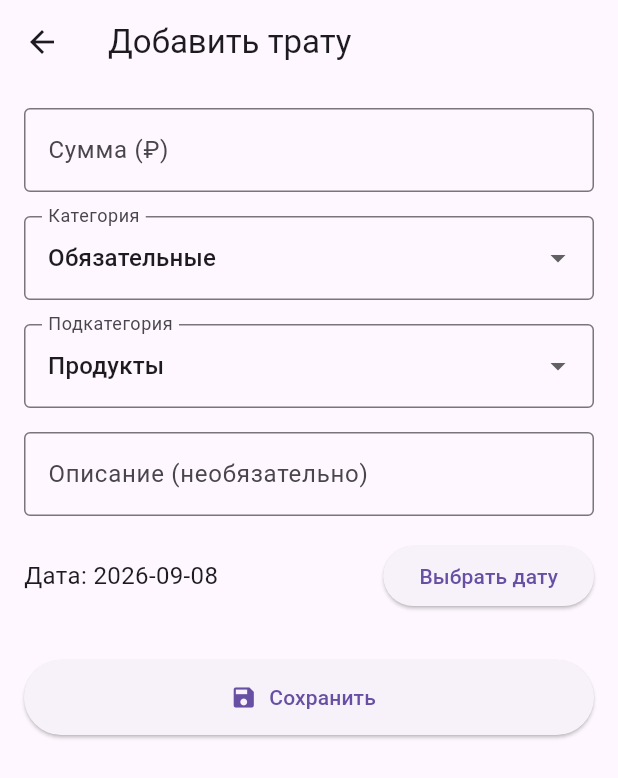
After one commit to AlexeyHrulyow/SpentlyApp, a Flutter app: the screen it shows after launch, after a tap on the "chevron left" icon, after a tap on the "chevron right" icon, after a tap on the "add" icon, on a phone screen of 412 x 824 dp. The commit adds this screen. Shown: the top 778 px of the screen. Run offline on Flutter 3.47's test engine with Material 3 defaults, Android fonts, the phone set to English and light mode, and no system bars; our stand-ins replace sqflite; accounts and stored records are empty.

Commit message:
beta v0.0.2
- Очищены лишние файлы;
- Добавлен домашний (home screen) c тратами за выбранный месяц;
- Добавлен экран добавления траты (add expense screen);
- Реализовано добавление и сохранение новых трат.

```diff
--- /dev/null
+++ b/lib/screens/add_expense_screen.dart
@@ -0,0 +1,232 @@
+// lib/screens/add_expense_screen.dart
+
+import 'package:flutter/material.dart';
+import '../models/expense.dart';
+import '../database/database_helper.dart';
+
+class AddExpenseScreen extends StatefulWidget {
+  @override
+  _AddExpenseScreenState createState() => _AddExpenseScreenState();
+}
+
+class _AddExpenseScreenState extends State<AddExpenseScreen> {
+  // Контроллеры для полей ввода
+  final _amountController = TextEditingController();
+  final _descriptionController = TextEditingController();
+
+  // Переменные для хранения выбранных значений
+  String _selectedCategory = 'fixed';   // по умолчанию 'fixed'
+  String _selectedSubcategory = 'products';
+  DateTime _selectedDate = DateTime.now();
+
+  // Список подкатегорий для 'fixed'
+  final List<String> fixedSubcategories = [
+    'communal',
+    'products',
+    'supplies', // расходники
+    'transport',
+    'health',
+    'education',
+  ];
+
+  // Список подкатегорий для 'personal'
+  final List<String> personalSubcategories = [
+    'restaurant',
+    'fastfood',
+    'snacks',
+    'entertainment',
+    'gadgets',
+    'clothes',
+  ];
+
+  // Метод для сохранения траты
+  Future<void> _saveExpense() async {
+    // Считываем сумму из поля (преобразуем String в double)
+    double amount = double.tryParse(_amountController.text) ?? 0.0;
+    if (amount <= 0) {
+      // Показываем ошибку, если сумма невалидна
+      ScaffoldMessenger.of(context).showSnackBar(
+        SnackBar(content: Text('Введите корректную сумму')),
+      );
+      return;
+    }
+
+    // Создаём объект Expense
+    Expense newExpense = Expense(
+      amount: amount,
+      category: _selectedCategory,
+      subcategory: _selectedSubcategory,
+      description: _descriptionController.text,
+      date: _selectedDate,
+    );
+
+    // Вставляем в БД
+    int id = await DatabaseHelper.instance.insertTransaction(newExpense);
+    print('Добавлена трата с id: $id');
+
+    // Возвращаемся на предыдущий экран (передаём сигнал об обновлении)
+    // ignore: use_build_context_synchronously
+    Navigator.pop(context, true);
+  }
+
+  @override
+  Widget build(BuildContext context) {
+    return Scaffold(
+      appBar: AppBar(
+        title: Text('Добавить трату'),
+      ),
+      body: Padding(
+        padding: const EdgeInsets.all(16.0),
+        child: Column(
+          crossAxisAlignment: CrossAxisAlignment.start,
+          children: [
+            // Поле для суммы
+            TextField(
+              controller: _amountController,
+              keyboardType: TextInputType.number,
+              decoration: InputDecoration(
+                labelText: 'Сумма (₽)',
+                border: OutlineInputBorder(),
+              ),
+            ),
+            SizedBox(height: 16),
+
+            // Выбор категории (fixed / personal)
+            DropdownButtonFormField<String>(
+              initialValue: _selectedCategory,
+              items: ['fixed', 'personal'].map((category) {
+                return DropdownMenuItem(
+                  value: category,
+                  child: Text(category == 'fixed' ? 'Обязательные' : 'Личные'),
+                );
+              }).toList(),
+              onChanged: (newValue) {
+                setState(() {
+                  _selectedCategory = newValue!;
+                  // При смене категории сбрасываем подкатегорию на первую из списка
+                  _selectedSubcategory = _getSubcategories().first;
+                });
+              },
+              decoration: InputDecoration(
+                labelText: 'Категория',
+                border: OutlineInputBorder(),
+              ),
+            ),
+            SizedBox(height: 16),
+
+            // Выбор подкатегории (зависит от выбранной категории)
+            DropdownButtonFormField<String>(
+              initialValue: _selectedSubcategory,
+              items: _getSubcategories().map((sub) {
+                return DropdownMenuItem(
+                  value: sub,
+                  child: Text(_translateSubcategory(sub)),
+                );
+              }).toList(),
+              onChanged: (newValue) {
+                setState(() {
+                  _selectedSubcategory = newValue!;
+                });
+              },
+              decoration: InputDecoration(
+                labelText: 'Подкатегория',
+                border: OutlineInputBorder(),
+              ),
+            ),
+            SizedBox(height: 16),
+
+            // Поле для описания
+            TextField(
+              controller: _descriptionController,
+              decoration: InputDecoration(
+                labelText: 'Описание (необязательно)',
+                border: OutlineInputBorder(),
+              ),
+            ),
+            SizedBox(height: 16),
+
+            // Выбор даты
+            Row(
+              children: [
+                Text(
+                  'Дата: ${_selectedDate.toLocal().toString().split(' ')[0]}',
+                  style: TextStyle(fontSize: 16),
+                ),
+                Spacer(),
+                ElevatedButton(
+                  onPressed: () async {
+                    // Открываем диалог выбора даты
+                    DateTime? picked = await showDatePicker(
+                      context: context,
+                      initialDate: _selectedDate,
+                      firstDate: DateTime(2020),
+                      lastDate: DateTime.now(),
+                    );
+                    if (picked != null) {
+                      setState(() {
+                        _selectedDate = picked;
+                      });
+                    }
+                  },
+                  child: Text('Выбрать дату'),
+                ),
+              ],
+            ),
+            SizedBox(height: 32),
+
+            // Кнопка сохранения
+            Center(
+              child: ElevatedButton.icon(
+                onPressed: _saveExpense,
+                icon: Icon(Icons.save),
+                label: Text('Сохранить'),
+                style: ElevatedButton.styleFrom(
+                  minimumSize: Size(double.infinity, 50),
+                ),
+              ),
+            ),
+          ],
+        ),
+      ),
+    );
+  }
+
+  // Вспомогательный метод: возвращает список подкатегорий в зависимости от категории
+  List<String> _getSubcategories() {
+    return _selectedCategory == 'fixed'
+        ? fixedSubcategories
+        : personalSubcategories;
+  }
+
+  // Вспомогательный метод: перевод подкатегорий на русский для отображения
+  String _translateSubcategory(String sub) {
+    switch (sub) {
+      case 'communal':
+        return 'Коммуналка';
+      case 'products':
+        return 'Продукты';
+      case 'supplies':
+        return 'Расходники';
+      case 'transport':
+        return 'Транспорт';
+      case 'health':
+        return 'Здоровье';
+      case 'education':
+        return 'Образование';
+      case 'restaurant':
+        return 'Ресторан';
+      case 'fastfood':
+        return 'Фастфуд';
+      case 'snacks':
+        return 'Вкусняшки';
+      case 'entertainment':
+        return 'Развлечения';
+      case 'gadgets':
+        return 'Техника';
+      case 'clothes':
+        return 'Одежда';
+      default:
+        return sub;
+    }
+  }
+}
--- /dev/null
+++ b/lib/screens/home_screen.dart
@@ -0,0 +1,304 @@
+// lib/screens/home_screen.dart
+
+import 'package:flutter/material.dart';
+import '../database/database_helper.dart';
+import '../models/expense.dart';
+import 'add_expense_screen.dart';
+
+class HomeScreen extends StatefulWidget {
+  @override
+  _HomeScreenState createState() => _HomeScreenState();
+}
+
+class _HomeScreenState extends State<HomeScreen> {
+  // Текущий месяц (год и месяц)
+  int _currentYear = DateTime.now().year;
+  int _currentMonth = DateTime.now().month;
+
+  // Список трат за текущий месяц
+  List<Expense> _expenses = [];
+  // Итоговые суммы
+  double _total = 0.0;
+  double _totalFixed = 0.0;
+  double _totalPersonal = 0.0;
+
+  bool _isLoading = true;
+
+  @override
+  void initState() {
+    super.initState();
+    _loadData();
+  }
+
+  // Загрузка данных из БД
+  Future<void> _loadData() async {
+    setState(() {
+      _isLoading = true;
+    });
+
+    // Получаем траты за месяц
+    List<Expense> expenses = await DatabaseHelper.instance.getTransactionsForMonth(
+      _currentYear,
+      _currentMonth,
+    );
+
+    // Считаем суммы
+    double total = 0.0;
+    double fixed = 0.0;
+    double personal = 0.0;
+    for (var e in expenses) {
+      total += e.amount;
+      if (e.category == 'fixed') {
+        fixed += e.amount;
+      } else {
+        personal += e.amount;
+      }
+    }
+
+    setState(() {
+      _expenses = expenses;
+      _total = total;
+      _totalFixed = fixed;
+      _totalPersonal = personal;
+      _isLoading = false;
+    });
+  }
+
+  // Переключение месяца
+  void _changeMonth(int offset) {
+    setState(() {
+      _currentMonth += offset;
+      if (_currentMonth > 12) {
+        _currentMonth = 1;
+        _currentYear++;
+      } else if (_currentMonth < 1) {
+        _currentMonth = 12;
+        _currentYear--;
+      }
+    });
+    _loadData();
+  }
+
+  // Удаление траты (с подтверждением)
+  Future<void> _deleteExpense(int id) async {
+    bool? confirm = await showDialog(
+      context: context,
+      builder: (context) => AlertDialog(
+        title: Text('Удалить трату?'),
+        content: Text('Вы уверены?'),
+        actions: [
+          TextButton(
+            onPressed: () => Navigator.pop(context, false),
+            child: Text('Отмена'),
+          ),
+          TextButton(
+            onPressed: () => Navigator.pop(context, true),
+            child: Text('Удалить'),
+          ),
+        ],
+      ),
+    );
+    if (confirm == true) {
+      await DatabaseHelper.instance.deleteTransaction(id);
+      _loadData(); // обновляем список
+      ScaffoldMessenger.of(context).showSnackBar(
+        SnackBar(content: Text('Трата удалена')),
+      );
+    }
+  }
+
+  @override
+  Widget build(BuildContext context) {
+    return Scaffold(
+      appBar: AppBar(
+        title: Text('Spently'),
+        actions: [
+          // Кнопка для обновления (на случай, если данные не обновились)
+          IconButton(
+            icon: Icon(Icons.refresh),
+            onPressed: _loadData,
+          ),
+        ],
+      ),
+      body: _isLoading
+          ? Center(child: CircularProgressIndicator())
+          : Column(
+              children: [
+                // Сводка за месяц
+                _buildSummary(),
+                // Список трат
+                Expanded(
+                  child: _expenses.isEmpty
+                      ? Center(
+                          child: Text(
+                            'Нет трат за этот месяц',
+                            style: TextStyle(fontSize: 16, color: Colors.grey),
+                          ),
+                        )
+                      : ListView.builder(
+                          itemCount: _expenses.length,
+                          itemBuilder: (context, index) {
+                            final expense = _expenses[index];
+                            return _buildExpenseItem(expense);
+                          },
+                        ),
+                ),
+              ],
+            ),
+      floatingActionButton: FloatingActionButton(
+        onPressed: () async {
+          // Переход на экран добавления и ожидание результата
+          bool? result = await Navigator.push(
+            context,
+            MaterialPageRoute(builder: (context) => AddExpenseScreen()),
+          );
+          if (result == true) {
+            // Если пользователь сохранил трату — обновляем данные
+            _loadData();
+          }
+        },
+        child: Icon(Icons.add),
+        tooltip: 'Добавить трату',
+      ),
+    );
+  }
+
+  // Виджет сводки (итоги за месяц)
+  Widget _buildSummary() {
+    String monthName = _getMonthName(_currentMonth);
+    return Container(
+      padding: EdgeInsets.all(16),
+      decoration: BoxDecoration(
+        color: Colors.blue.shade50,
+        borderRadius: BorderRadius.vertical(bottom: Radius.circular(16)),
+      ),
+      child: Column(
+        crossAxisAlignment: CrossAxisAlignment.start,
+        children: [
+          // Переключатель месяца
+          Row(
+            mainAxisAlignment: MainAxisAlignment.spaceBetween,
+            children: [
+              IconButton(
+                icon: Icon(Icons.chevron_left),
+                onPressed: () => _changeMonth(-1),
+              ),
+              Text(
+                '$monthName $_currentYear',
+                style: TextStyle(fontSize: 20, fontWeight: FontWeight.bold),
+              ),
+              IconButton(
+                icon: Icon(Icons.chevron_right),
+                onPressed: () => _changeMonth(1),
+              ),
+            ],
+          ),
+          SizedBox(height: 8),
+          // Общая сумма
+          Row(
+            mainAxisAlignment: MainAxisAlignment.spaceBetween,
+            children: [
+              Text('Всего:', style: TextStyle(fontSize: 16)),
+              Text(
+                '${_total.toStringAsFixed(2)} ₽',
+                style: TextStyle(fontSize: 20, fontWeight: FontWeight.bold),
+              ),
+            ],
+          ),
+          SizedBox(height: 4),
+          Row(
+            mainAxisAlignment: MainAxisAlignment.spaceBetween,
+            children: [
+              Text('Обязательные:', style: TextStyle(fontSize: 14, color: Colors.grey.shade700)),
+              Text(
+                '${_totalFixed.toStringAsFixed(2)} ₽',
+                style: TextStyle(fontSize: 16, color: Colors.grey.shade800),
+              ),
+            ],
+          ),
+          Row(
+            mainAxisAlignment: MainAxisAlignment.spaceBetween,
+            children: [
+              Text('Личные:', style: TextStyle(fontSize: 14, color: Colors.grey.shade700)),
+              Text(
+                '${_totalPersonal.toStringAsFixed(2)} ₽',
+                style: TextStyle(fontSize: 16, color: Colors.grey.shade800),
+              ),
+            ],
+          ),
+        ],
+      ),
+    );
+  }
+
+  // Виджет одной траты в списке
+  Widget _buildExpenseItem(Expense expense) {
+    // Определяем цвет иконки в зависимости от категории
+    Color iconColor = expense.category == 'fixed' ? Colors.blue : Colors.orange;
+    IconData iconData = expense.category == 'fixed'
+        ? Icons.home_work
+        : Icons.person_outline;
+
+    return Dismissible(
+      key: Key(expense.id.toString()),
+      background: Container(color: Colors.red, alignment: Alignment.centerRight, padding: EdgeInsets.only(right: 20), child: Icon(Icons.delete, color: Colors.white)),
+      direction: DismissDirection.endToStart,
+      onDismissed: (direction) {
+        _deleteExpense(expense.id!);
+      },
+      child: Card(
+        margin: EdgeInsets.symmetric(horizontal: 16, vertical: 4),
+        child: ListTile(
+          leading: CircleAvatar(
+            backgroundColor: iconColor.withOpacity(0.2),
+            child: Icon(iconData, color: iconColor),
+          ),
+          title: Text(
+            '${expense.amount.toStringAsFixed(2)} ₽',
+            style: TextStyle(fontWeight: FontWeight.bold),
+          ),
+          subtitle: Text('${_translateSubcategory(expense.subcategory)}   ${expense.date.toLocal().toString().split(' ')[0]}'),
+          trailing: expense.description.isNotEmpty
+              ? Tooltip(
+                  message: expense.description,
+                  child: Icon(Icons.info_outline, color: Colors.grey),
+                )
+              : null,
+          onTap: () {
+            // TODO: редактирование траты (позже)
+            ScaffoldMessenger.of(context).showSnackBar(
+              SnackBar(content: Text('Редактирование пока не реализовано')),
+            );
+          },
+        ),
+      ),
+    );
+  }
+
+  // Вспомогательные методы
+  String _getMonthName(int month) {
+    const months = [
+      'Январь', 'Февраль', 'Март', 'Апрель', 'Май', 'Июнь',
+      'Июль', 'Август', 'Сентябрь', 'Октябрь', 'Ноябрь', 'Декабрь'
+    ];
+    return months[month - 1];
+  }
+
+  String _translateSubcategory(String sub) {
+    switch (sub) {
+      case 'communal': return 'Коммуналка';
+      case 'products': return 'Продукты';
+      case 'supplies': return 'Расходники';
+      case 'transport': return 'Транспорт';
+      case 'health': return 'Здоровье';
+      case 'education': return 'Образование';
+      case 'restaurant': return 'Ресторан';
+      case 'fastfood': return 'Фастфуд';
+      case 'snacks': return 'Вкусняшки';
+      case 'entertainment': return 'Развлечения';
+      case 'gadgets': return 'Техника';
+      case 'clothes': return 'Одежда';
+      default: return sub;
+    }
+  }
+}
```
Also changed, not shown: lib/main.dart (+6 -50 lines), 63 other files.
